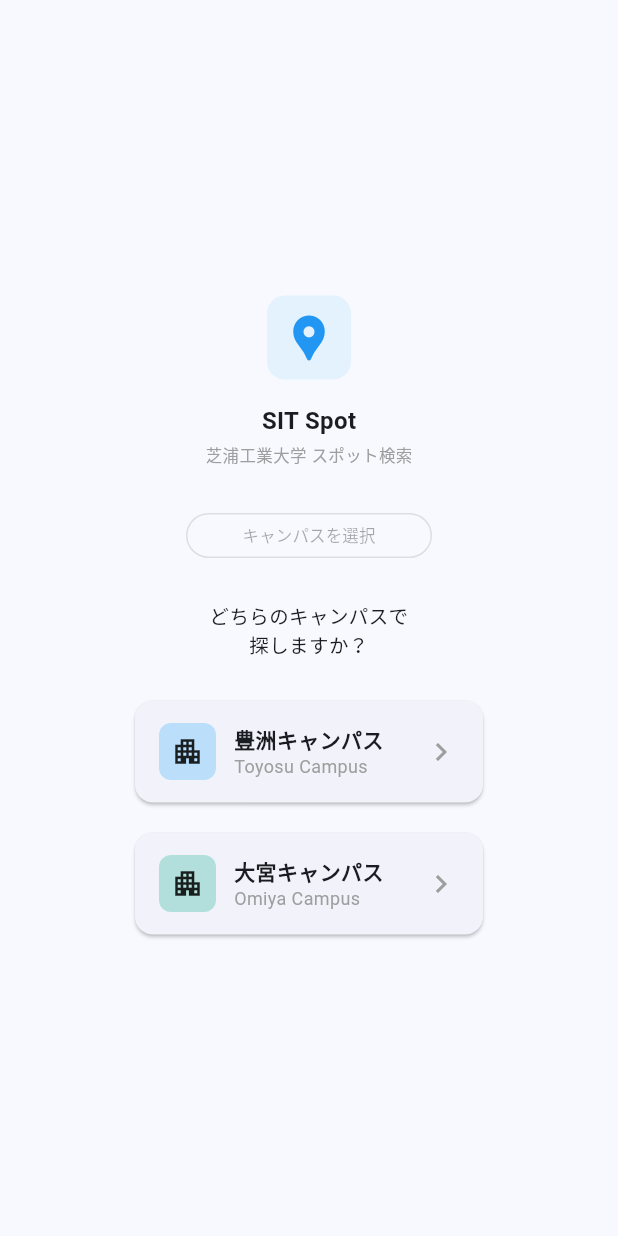
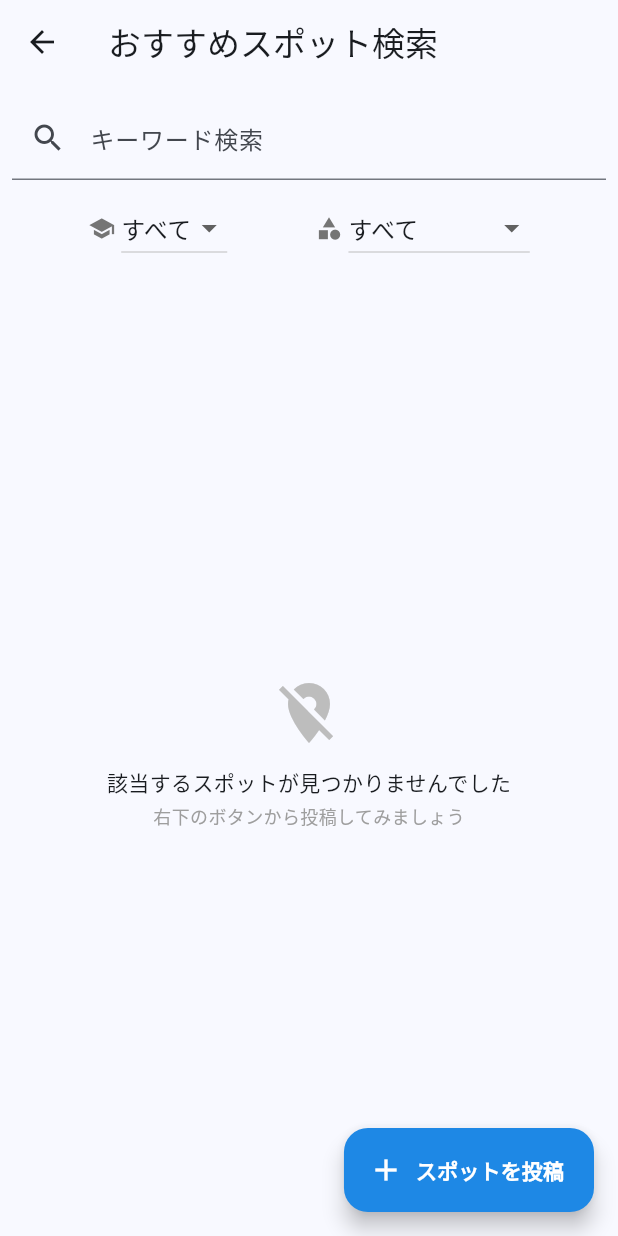
Before and after one commit to Rintaro244/campus-info-share, a Flutter app: the SpotSearchScreen screen opened directly, on a phone screen of 412 x 824 dp. Run offline on Flutter 3.47's test engine with Material 3 defaults, Android fonts, the phone set to English and light mode, and no system bars; our stand-ins replace cloud_firestore, firebase_auth, firebase_core, firebase_storage, flutter_image_compress, flutter_riverpod and 2 more; accounts and stored records are empty.

Commit message:
スポット機能のUIをWeb共通レイアウトに刷新
- キャンパス選択ランディングと二重ボトムナビを廃止し検索画面を統合

- キーワード/キャンパス/カテゴリ絞り込みに対応（getAllSpots追加）

- 投稿/詳細画面の文言を統一、空状態ガイドを追加

```diff
--- a/lib/features/spot/spot_detail_screen.dart
+++ b/lib/features/spot/spot_detail_screen.dart
@@ -129,7 +129,7 @@ class _SpotDetailScreenState extends State<SpotDetailScreen> {
               const SizedBox(height: 16),
               ElevatedButton(
                 onPressed: () => Navigator.pop(context),
-                child: const Text('W16へ戻る'),
+                child: const Text('一覧へ戻る'),
               ),
             ],
           ),
--- a/lib/features/spot/spot_search_screen.dart
+++ b/lib/features/spot/spot_search_screen.dart
@@ -1,4 +1,3 @@
-import 'package:firebase_auth/firebase_auth.dart';
 import 'package:flutter/material.dart';
 import '../../models/spot.dart';
 import '../../services/spot_service.dart';
@@ -6,258 +5,128 @@ import '../../shared/exceptions.dart';
 import 'spot_detail_screen.dart';
 import 'spot_post_screen.dart';
 
-// W16-a: キャンパス選択画面
-class SpotSearchScreen extends StatelessWidget {
+// W16: おすすめスポット検索（Web共通レイアウト）
+// 班員の検索画面（サークル・教材取引）と様式を統一：
+// AppBar + キーワード検索 + キャンパス/カテゴリのフィルタ + カード一覧 + 投稿FAB
+class SpotSearchScreen extends StatefulWidget {
   const SpotSearchScreen({super.key});
 
   @override
-  Widget build(BuildContext context) {
-    return Scaffold(
-      body: SafeArea(
-        child: Center(
-          //Centerで縦方向に中央寄せする。Columnで縦方向に並べる。SizedBoxで余白を作る。OutlinedButtonでキャンパス選択ボタンを作る。_CampusCardでキャンパスカードを作る。
-          child: Column(
-            mainAxisAlignment: MainAxisAlignment.center,
-            children: [
-              Container(
-                width: 56,
-                height: 56,
-                decoration: BoxDecoration(
-                  color: Colors.blue.shade50,
-                  borderRadius: BorderRadius.circular(12),
-                ),
-                child: const Icon(Icons.location_pin, size: 36, color: Colors.blue),
-              ),
-              const SizedBox(height: 16),
-              const Text(
-                'SIT Spot',
-                style: TextStyle(fontSize: 16, fontWeight: FontWeight.bold),
-              ),
-              const SizedBox(height: 4),
-              const Text(
-                '芝浦工業大学 スポット検索',
-                style: TextStyle(fontSize: 11, color: Colors.grey),
-              ),
-              const SizedBox(height: 20),
-              OutlinedButton(
-                onPressed: null,
-                style: OutlinedButton.styleFrom(
-                  minimumSize: const Size(164, 30),
-                  padding: const EdgeInsets.symmetric(horizontal: 16),
-                ),
-                child: const Text('キャンパスを選択', style: TextStyle(fontSize: 11)),
-              ),
-              const SizedBox(height: 20),
-              const Text(
-                'どちらのキャンパスで\n探しますか？',
-                textAlign: TextAlign.center,
-                style: TextStyle(fontSize: 13),
-              ),
-              const SizedBox(height: 24),
-              _CampusCard(
-                campus: Campus.toyosu,
-                label: '豊洲キャンパス',
-                sublabel: 'Toyosu Campus',
-                iconColor: Colors.blue.shade100,
-              ),
-              const SizedBox(height: 12),
-              _CampusCard(
-                campus: Campus.omiya,
-                label: '大宮キャンパス',
-                sublabel: 'Omiya Campus',
-                iconColor: Colors.teal.shade100,
-              ),
-            ],
-          ),
-        ),
-      ),
-    );
-  }
+  State<SpotSearchScreen> createState() => _SpotSearchScreenState();
 }
 
-class _CampusCard extends StatelessWidget {
-  final Campus campus;
-  final String label;
-  final String sublabel;
-  final Color iconColor;
+class _SpotSearchScreenState extends State<SpotSearchScreen> {
+  final _service = SpotService();
 
-  const _CampusCard({
-    required this.campus,
-    required this.label,
-    required this.sublabel,
-    required this.iconColor,
-  });
+  // フィルタは班員UIに合わせて日本語ラベルの文字列で保持する
+  static const _campusOptions = ['すべて', '豊洲', '大宮'];
+  static const _categoryOptions = [
+    'すべて', 'カフェ', '飲食店', '勉強スペース', '公園', 'ショッピング', 'その他'
+  ];
 
-  @override
-  Widget build(BuildContext context) {
-    return SizedBox(
-      width: 240,
-      height: 76,
-      child: Card(
-        elevation: 1,
-        child: InkWell(
-          borderRadius: BorderRadius.circular(12),
-          //Naiver.pushでSpotSearchListScreenに遷移する。Campusを引数として渡す。
-          onTap: () => Navigator.push(
-            context,
-            MaterialPageRoute(
-              //選んだキャンパスを引数としてSpotSearchListScreenに渡す
-              builder: (_) => SpotSearchListScreen(campus: campus),
-            ),
-          ),
-          child: Padding(
-            padding: const EdgeInsets.symmetric(horizontal: 16),
-            child: Row(
-              children: [
-                Container(
-                  width: 38,
-                  height: 38,
-                  decoration: BoxDecoration(
-                    color: iconColor,
-                    borderRadius: BorderRadius.circular(8),
-                  ),
-                  child: const Icon(Icons.apartment, size: 22),
-                ),
-                const SizedBox(width: 12),
-                Column(
-                  mainAxisAlignment: MainAxisAlignment.center,
-                  crossAxisAlignment: CrossAxisAlignment.start,
-                  children: [
-                    Text(
-                      label,
-                      style: const TextStyle(fontWeight: FontWeight.bold),
-                    ),
-                    Text(
-                      sublabel,
-                      style: const TextStyle(fontSize: 12, color: Colors.grey),
-                    ),
-                  ],
-                ),
-                const Spacer(),
-                const Icon(Icons.chevron_right, color: Colors.grey),
-              ],
-            ),
-          ),
-        ),
-      ),
-    );
-  }
-}
+  String _keyword = '';
+  String _selectedCampus = 'すべて';
+  String _selectedCategory = 'すべて';
 
-// W16-b: スポット一覧
-//StatefulWidgetでSpotSearchListScreenを作る。StateでSpotServiceを使ってスポット一覧を取得する。FutureBuilderでスポット一覧を表示する。
-//Statefulなので、クラスが2つに分かれる。SpotSearchListScreenと_SpotSearchListScreenState。
-class SpotSearchListScreen extends StatefulWidget {
-  final Campus campus;
-  const SpotSearchListScreen({super.key, required this.campus});
-
-  @override
-  State<SpotSearchListScreen> createState() => _SpotSearchListScreenState();
-}
-
-class _SpotSearchListScreenState extends State<SpotSearchListScreen> {
-  final _service = SpotService();//SpotServiceを使ってスポット一覧を取得する。
-  late Campus _selectedCampus;
   List<Spot> _spots = [];
   bool _isLoading = false;
   String? _errorMessage;
 
   @override
-  //画面が初期化されたときに、_selectedCampusにwidget.campusを代入して、_loadSpots()を呼び出す。
   void initState() {
     super.initState();
-    _selectedCampus = widget.campus;
     _loadSpots();
   }
 
-  //データ取得の心臓部。SpotServiceのsearchSpots()を呼び出して、スポット一覧を取得する。取得中はローディング表示、エラー時はエラーメッセージを表示する。
+  // フィルタのキャンパスラベルを Campus?（すべて→null）に変換する
+  Campus? get _campusFilter =>
+      _selectedCampus == 'すべて' ? null : Campus.fromString(_selectedCampus);
+
   Future<void> _loadSpots() async {
     setState(() {
       _isLoading = true;
       _errorMessage = null;
     });
     try {
-      final spots = await _service.searchSpots(_selectedCampus);
-      setState(() => _spots = spots);//setStateでスポット一覧を更新する。
+      final spots = await _service.searchSpots(
+        campus: _campusFilter,
+        keyword: _keyword,
+        category: _selectedCategory,
+      );
+      setState(() => _spots = spots);
     } on NetworkException catch (e) {
       setState(() => _errorMessage = e.message);
     } finally {
-      setState(() => _isLoading = false);
+      if (mounted) setState(() => _isLoading = false);
     }
   }
 
   @override
   Widget build(BuildContext context) {
     return Scaffold(
-      appBar: AppBar(
-        title: DropdownButton<Campus>(
-          value: _selectedCampus,
-          underline: const SizedBox(),
-          style: Theme.of(context).textTheme.titleMedium,
-          items: Campus.values
-              .map((c) => DropdownMenuItem(
-                    value: c,
-                    child: Text('${c.label}キャンパス ▾'),
-                  ))
-              .toList(),
-          onChanged: (c) {
-            if (c == null) return;
-            setState(() => _selectedCampus = c);
+      appBar: AppBar(title: const Text('おすすめスポット検索')),
+      body: Column(
+        children: [
+          Padding(
+            padding: const EdgeInsets.all(8.0),
+            child: TextField(
+              decoration: const InputDecoration(
+                labelText: 'キーワード検索',
+                prefixIcon: Icon(Icons.search),
+              ),
+              onChanged: (val) {
+                _keyword = val;
                 _loadSpots();
               },
             ),
-        actions: [
-          IconButton(
-            icon: const Icon(Icons.favorite_border),
-            iconSize: 24,
-            onPressed: () {},
+          ),
+          Row(
+            mainAxisAlignment: MainAxisAlignment.spaceEvenly,
+            children: [
+              _FilterDropdown(
+                icon: Icons.school,
+                value: _selectedCampus,
+                options: _campusOptions,
+                onChanged: (v) {
+                  setState(() => _selectedCampus = v);
+                  _loadSpots();
+                },
+              ),
+              _FilterDropdown(
+                icon: Icons.category,
+                value: _selectedCategory,
+                options: _categoryOptions,
+                onChanged: (v) {
+                  setState(() => _selectedCategory = v);
+                  _loadSpots();
+                },
               ),
             ],
           ),
-      body: _buildBody(),
-      floatingActionButton: SizedBox(
-        width: 44,
-        height: 44,
-        child: FloatingActionButton(
+          const SizedBox(height: 4),
+          Expanded(child: _buildBody()),
+        ],
+      ),
+      floatingActionButton: FloatingActionButton.extended(
         onPressed: () async {
-            // final user = FirebaseAuth.instance.currentUser;
-            // if (user == null) {
-            //   ScaffoldMessenger.of(context).showSnackBar(
-            //     const SnackBar(content: Text('ログインが必要です')),
-            //   );
-            //   return;
-            // }
           final created = await Navigator.push<bool>(
             context,
             MaterialPageRoute(
-                builder: (_) =>
-                    SpotPostScreen(initialCampus: _selectedCampus),
+              builder: (_) => SpotPostScreen(
+                initialCampus: _campusFilter ?? Campus.toyosu,
+              ),
             ),
           );
           if (created == true) _loadSpots();
         },
-          child: const Icon(Icons.add),
-        ),
-      ),
-      bottomNavigationBar: BottomNavigationBar(
-        currentIndex: 0,
-        type: BottomNavigationBarType.fixed,
-        selectedFontSize: 12,
-        unselectedFontSize: 12,
-        items: const [
-          BottomNavigationBarItem(
-              icon: Icon(Icons.local_fire_department), label: '人気'),
-          BottomNavigationBarItem(icon: Icon(Icons.map), label: 'マップ'),
-          BottomNavigationBarItem(icon: Icon(Icons.history), label: '履歴'),
-          BottomNavigationBarItem(
-              icon: Icon(Icons.favorite_border), label: 'お気に入り'),
-        ],
+        backgroundColor: Colors.blue[600],
+        icon: const Icon(Icons.add, color: Colors.white),
+        label: const Text('スポットを投稿',
+            style: TextStyle(color: Colors.white, fontWeight: FontWeight.bold)),
       ),
     );
   }
 
-  //画面の描画、スポット一覧の表示を行う。_isLoadingがtrueならローディング表示、_errorMessageがnullでないならエラーメッセージ表示、_spotsが空なら「スポットがまだありません」と表示する。それ以外はGridViewでスポット一覧を表示する。
-  //状態に応じて出し分け
   Widget _buildBody() {
     if (_isLoading) {
       return const Center(child: CircularProgressIndicator());
@@ -278,7 +147,20 @@ class _SpotSearchListScreenState extends State<SpotSearchListScreen> {
       );
     }
     if (_spots.isEmpty) {
-      return const Center(child: Text('スポットがまだありません'));
+      // データなし画面は空白にせず投稿を促す（要求仕様書 §4.2）
+      return Center(
+        child: Column(
+          mainAxisAlignment: MainAxisAlignment.center,
+          children: [
+            Icon(Icons.location_off, size: 48, color: Colors.grey[400]),
+            const SizedBox(height: 12),
+            const Text('該当するスポットが見つかりませんでした'),
+            const SizedBox(height: 4),
+            const Text('右下のボタンから投稿してみましょう',
+                style: TextStyle(fontSize: 12, color: Colors.grey)),
+          ],
+        ),
+      );
     }
     // レスポンシブ対応（要求仕様書7章）：スマホ1列→タブレット2列→PC3列
     return LayoutBuilder(
@@ -286,7 +168,7 @@ class _SpotSearchListScreenState extends State<SpotSearchListScreen> {
         final width = constraints.maxWidth;
         final crossAxisCount = width >= 1200 ? 3 : (width >= 600 ? 2 : 1);
         return GridView.builder(
-          padding: const EdgeInsets.all(16),
+          padding: const EdgeInsets.fromLTRB(16, 4, 16, 88),
           gridDelegate: SliverGridDelegateWithFixedCrossAxisCount(
             crossAxisCount: crossAxisCount,
             mainAxisExtent: 216,
@@ -297,6 +179,41 @@ class _SpotSearchListScreenState extends State<SpotSearchListScreen> {
           itemBuilder: (context, index) => _SpotCard(spot: _spots[index]),
         );
       },
+    );
+  }
+}
+
+// キャンパス/カテゴリ用のアイコン付きドロップダウン
+class _FilterDropdown extends StatelessWidget {
+  final IconData icon;
+  final String value;
+  final List<String> options;
+  final ValueChanged<String> onChanged;
+
+  const _FilterDropdown({
+    required this.icon,
+    required this.value,
+    required this.options,
+    required this.onChanged,
+  });
+
+  @override
+  Widget build(BuildContext context) {
+    return Row(
+      mainAxisSize: MainAxisSize.min,
+      children: [
+        Icon(icon, size: 18, color: Colors.grey[600]),
+        const SizedBox(width: 4),
+        DropdownButton<String>(
+          value: value,
+          items: options
+              .map((v) => DropdownMenuItem(value: v, child: Text(v)))
+              .toList(),
+          onChanged: (v) {
+            if (v != null) onChanged(v);
+          },
+        ),
+      ],
     );
   }
 }
@@ -366,8 +283,7 @@ class _SpotCard extends StatelessWidget {
                           onPressed: () => Navigator.push(
                             context,
                             MaterialPageRoute(
-                              builder: (_) =>
-                                  SpotDetailScreen(spot: spot),
+                              builder: (_) => SpotDetailScreen(spot: spot),
                             ),
                           ),
                           style: ElevatedButton.styleFrom(
```
Also changed, not shown: lib/repositories/post_repository.dart (+13 -0 lines), lib/services/spot_service.dart (+22 -8 lines), 5 other files. Lines whose indentation alone changed are shown as unchanged.
